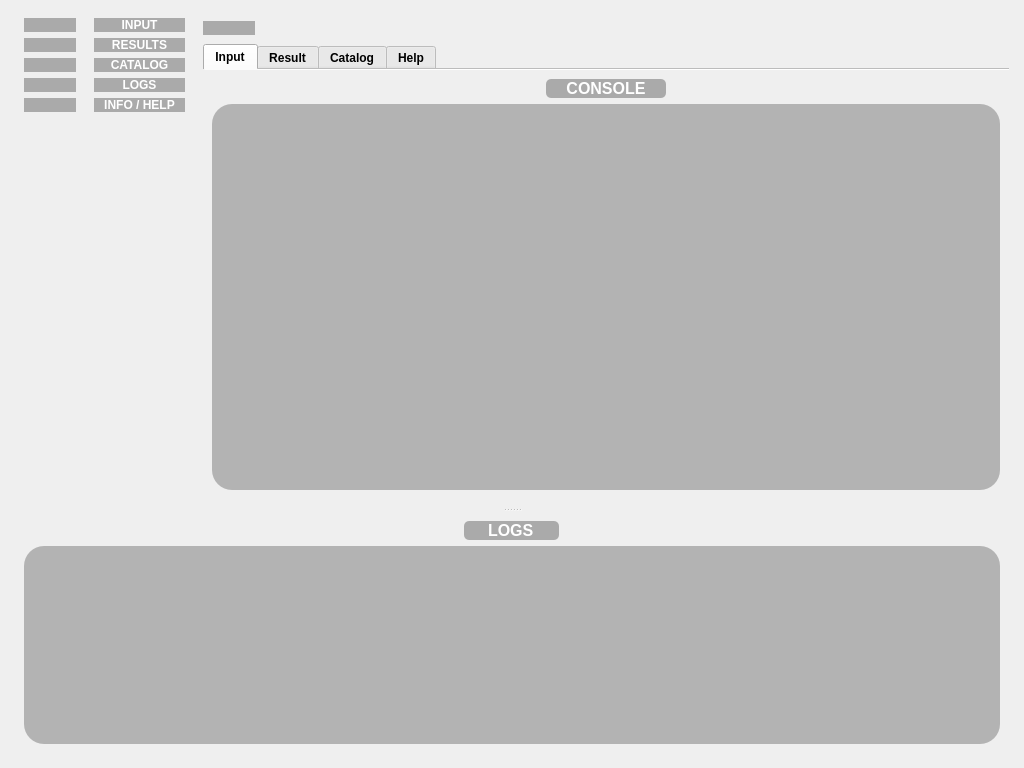
MrHerrington/Short-Circuit-Calculation, file ShortCircuitCalc/gui/main_window.ui: the form before one commit.
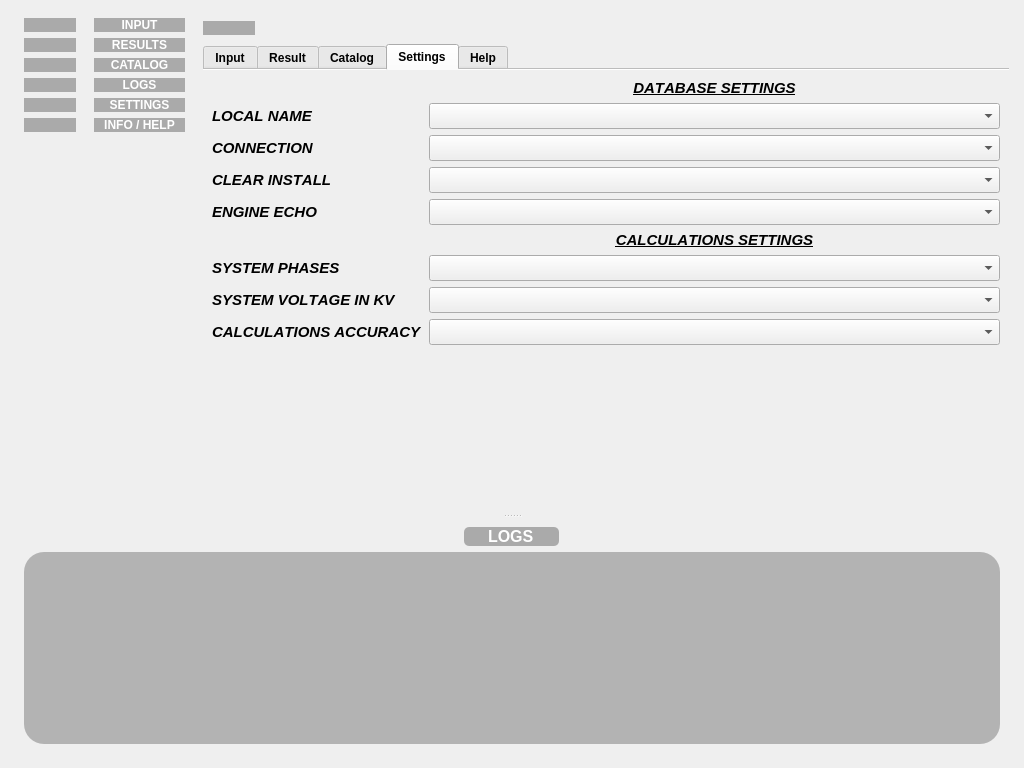
The form after the commit. The open tabs and pages were chosen to show the change. Icons and pictures are not drawn. Custom widgets are drawn as their Qt base class.

Commit message: Working on setting tab menu.

```diff
--- a/ShortCircuitCalc/gui/main_window.ui
+++ b/ShortCircuitCalc/gui/main_window.ui
@@ -101,7 +101,7 @@
         </property>
         <item>
          <widget class="QWidget" name="SidePanel" native="true">
-          <layout class="QVBoxLayout" name="verticalLayout_15">
+          <layout class="QVBoxLayout" name="verticalLayout">
            <item>
             <widget class="QPushButton" name="inputButton">
              <property name="sizePolicy">
@@ -317,6 +317,59 @@
              </property>
             </widget>
            </item>
+           <item>
+            <widget class="QPushButton" name="settingsButton">
+             <property name="sizePolicy">
+              <sizepolicy hsizetype="Minimum" vsizetype="Fixed">
+               <horstretch>0</horstretch>
+               <verstretch>0</verstretch>
+              </sizepolicy>
+             </property>
+             <property name="font">
+              <font>
+               <pointsize>9</pointsize>
+              </font>
+             </property>
+             <property name="styleSheet">
+              <string notr="true">QPushButton {
+background-color: rgba(153, 153, 153, 0.8);
+color: rgb(255, 255, 255);
+padding-left: 10px;
+padding-right: 10 px;
+border-radius: 10px;
+}
+
+QPushButton:hover {
+background-color: rgba(100, 100, 153);
+color: rgb(255, 255, 255);
+padding-left: 10px;
+padding-right: 10 px;
+border-radius: 10px;
+}
+
+QPushButton:pressed {
+background-color: rgba(153, 153, 153);
+color: rgb(255, 255, 255);
+padding-left: 10px;
+padding-right: 10 px;
+border-radius: 10px;
+}</string>
+             </property>
+             <property name="text">
+              <string/>
+             </property>
+             <property name="icon">
+              <iconset resource="resources.qrc">
+               <normaloff>:/icons/resources/icons/settings.svg</normaloff>:/icons/resources/icons/settings.svg</iconset>
+             </property>
+             <property name="iconSize">
+              <size>
+               <width>24</width>
+               <height>24</height>
+              </size>
+             </property>
+            </widget>
+           </item>
            <item>
             <widget class="QPushButton" name="infoButton">
              <property name="sizePolicy">
@@ -388,7 +441,7 @@
         </item>
         <item>
          <widget class="QWidget" name="SidePanelExt" native="true">
-          <layout class="QVBoxLayout" name="verticalLayout_14">
+          <layout class="QVBoxLayout" name="verticalLayout_2">
            <item>
             <widget class="QPushButton" name="inputButtonExt">
              <property name="sizePolicy">
@@ -612,6 +665,61 @@
              </property>
             </widget>
            </item>
+           <item>
+            <widget class="QPushButton" name="settingsButtonExt">
+             <property name="sizePolicy">
+              <sizepolicy hsizetype="Minimum" vsizetype="Fixed">
+               <horstretch>0</horstretch>
+               <verstretch>0</verstretch>
+              </sizepolicy>
+             </property>
+             <property name="font">
+              <font>
+               <pointsize>9</pointsize>
+               <weight>75</weight>
+               <bold>true</bold>
+              </font>
+             </property>
+             <property name="styleSheet">
+              <string notr="true">QPushButton {
+background-color: rgba(153, 153, 153, 0.8);
+color: rgb(255, 255, 255);
+padding-left: 10px;
+padding-right: 10 px;
+border-radius: 10px;
+}
+
+QPushButton:hover {
+background-color: rgba(100, 100, 153);
+color: rgb(255, 255, 255);
+padding-left: 10px;
+padding-right: 10 px;
+border-radius: 10px;
+}
+
+QPushButton:pressed {
+background-color: rgba(153, 153, 153);
+color: rgb(255, 255, 255);
+padding-left: 10px;
+padding-right: 10 px;
+border-radius: 10px;
+}</string>
+             </property>
+             <property name="text">
+              <string>SETTINGS</string>
+             </property>
+             <property name="icon">
+              <iconset resource="resources.qrc">
+               <normaloff>:/icons/resources/icons/settings.svg</normaloff>:/icons/resources/icons/settings.svg</iconset>
+             </property>
+             <property name="iconSize">
+              <size>
+               <width>24</width>
+               <height>24</height>
+              </size>
+             </property>
+            </widget>
+           </item>
            <item>
             <widget class="QPushButton" name="infoButtonExt">
              <property name="sizePolicy">
@@ -929,6 +1037,292 @@
                </item>
               </layout>
              </widget>
+             <widget class="QWidget" name="settingsTab">
+              <attribute name="title">
+               <string>Settings</string>
+              </attribute>
+              <layout class="QFormLayout" name="formLayout">
+               <item row="0" column="1">
+                <widget class="QLabel" name="settingsTitle">
+                 <property name="font">
+                  <font>
+                   <pointsize>11</pointsize>
+                   <weight>75</weight>
+                   <italic>true</italic>
+                   <bold>true</bold>
+                   <underline>true</underline>
+                   <strikeout>false</strikeout>
+                   <kerning>false</kerning>
+                  </font>
+                 </property>
+                 <property name="text">
+                  <string>DATABASE SETTINGS</string>
+                 </property>
+                 <property name="alignment">
+                  <set>Qt::AlignCenter</set>
+                 </property>
+                </widget>
+               </item>
+               <item row="1" column="0">
+                <widget class="QLabel" name="settingsLabel">
+                 <property name="font">
+                  <font>
+                   <pointsize>11</pointsize>
+                   <weight>75</weight>
+                   <italic>true</italic>
+                   <bold>true</bold>
+                   <underline>false</underline>
+                   <strikeout>false</strikeout>
+                   <kerning>false</kerning>
+                  </font>
+                 </property>
+                 <property name="text">
+                  <string>LOCAL NAME</string>
+                 </property>
+                 <property name="alignment">
+                  <set>Qt::AlignLeading|Qt::AlignLeft|Qt::AlignVCenter</set>
+                 </property>
+                </widget>
+               </item>
+               <item row="1" column="1">
+                <widget class="QComboBox" name="settingsBox">
+                 <property name="font">
+                  <font>
+                   <pointsize>11</pointsize>
+                   <weight>75</weight>
+                   <italic>true</italic>
+                   <bold>true</bold>
+                   <underline>false</underline>
+                   <strikeout>false</strikeout>
+                   <kerning>false</kerning>
+                  </font>
+                 </property>
+                 <property name="editable">
+                  <bool>false</bool>
+                 </property>
+                </widget>
+               </item>
+               <item row="2" column="0">
+                <widget class="QLabel" name="settingsLabel2">
+                 <property name="font">
+                  <font>
+                   <pointsize>11</pointsize>
+                   <weight>75</weight>
+                   <italic>true</italic>
+                   <bold>true</bold>
+                   <underline>false</underline>
+                   <strikeout>false</strikeout>
+                   <kerning>false</kerning>
+                  </font>
+                 </property>
+                 <property name="text">
+                  <string>CONNECTION</string>
+                 </property>
+                </widget>
+               </item>
+               <item row="2" column="1">
+                <widget class="QComboBox" name="settingsBox2">
+                 <property name="font">
+                  <font>
+                   <pointsize>11</pointsize>
+                   <weight>75</weight>
+                   <italic>true</italic>
+                   <bold>true</bold>
+                   <underline>false</underline>
+                   <strikeout>false</strikeout>
+                   <kerning>false</kerning>
+                  </font>
+                 </property>
+                </widget>
+               </item>
+               <item row="3" column="0">
+                <widget class="QLabel" name="settingsLabel3">
+                 <property name="font">
+                  <font>
+                   <pointsize>11</pointsize>
+                   <weight>75</weight>
+                   <italic>true</italic>
+                   <bold>true</bold>
+                   <underline>false</underline>
+                   <strikeout>false</strikeout>
+                   <kerning>false</kerning>
+                  </font>
+                 </property>
+                 <property name="text">
+                  <string>CLEAR INSTALL</string>
+                 </property>
+                </widget>
+               </item>
+               <item row="3" column="1">
+                <widget class="QComboBox" name="settingsBox3">
+                 <property name="font">
+                  <font>
+                   <pointsize>11</pointsize>
+                   <weight>75</weight>
+                   <italic>true</italic>
+                   <bold>true</bold>
+                   <underline>false</underline>
+                   <strikeout>false</strikeout>
+                   <kerning>false</kerning>
+                  </font>
+                 </property>
+                </widget>
+               </item>
+               <item row="4" column="0">
+                <widget class="QLabel" name="settingsLabel4">
+                 <property name="font">
+                  <font>
+                   <pointsize>11</pointsize>
+                   <weight>75</weight>
+                   <italic>true</italic>
+                   <bold>true</bold>
+                   <underline>false</underline>
+                   <strikeout>false</strikeout>
+                   <kerning>false</kerning>
+                  </font>
+                 </property>
+                 <property name="text">
+                  <string>ENGINE ECHO</string>
+                 </property>
+                </widget>
+               </item>
+               <item row="4" column="1">
+                <widget class="QComboBox" name="settingsBox4">
+                 <property name="font">
+                  <font>
+                   <pointsize>11</pointsize>
+                   <weight>75</weight>
+                   <italic>true</italic>
+                   <bold>true</bold>
+                   <underline>false</underline>
+                   <strikeout>false</strikeout>
+                   <kerning>false</kerning>
+                  </font>
+                 </property>
+                </widget>
+               </item>
+               <item row="5" column="1">
+                <widget class="QLabel" name="settingsTitle2">
+                 <property name="font">
+                  <font>
+                   <pointsize>11</pointsize>
+                   <weight>75</weight>
+                   <italic>true</italic>
+                   <bold>true</bold>
+                   <underline>true</underline>
+                   <strikeout>false</strikeout>
+                   <kerning>false</kerning>
+                  </font>
+                 </property>
+                 <property name="text">
+                  <string>CALCULATIONS SETTINGS</string>
+                 </property>
+                 <property name="alignment">
+                  <set>Qt::AlignCenter</set>
+                 </property>
+                </widget>
+               </item>
+               <item row="6" column="0">
+                <widget class="QLabel" name="settingsLabel5">
+                 <property name="font">
+                  <font>
+                   <pointsize>11</pointsize>
+                   <weight>75</weight>
+                   <italic>true</italic>
+                   <bold>true</bold>
+                   <underline>false</underline>
+                   <strikeout>false</strikeout>
+                   <kerning>false</kerning>
+                  </font>
+                 </property>
+                 <property name="text">
+                  <string>SYSTEM PHASES</string>
+                 </property>
+                </widget>
+               </item>
+               <item row="6" column="1">
+                <widget class="QComboBox" name="settingsBox5">
+                 <property name="font">
+                  <font>
+                   <pointsize>11</pointsize>
+                   <weight>75</weight>
+                   <italic>true</italic>
+                   <bold>true</bold>
+                   <underline>false</underline>
+                   <strikeout>false</strikeout>
+                   <kerning>false</kerning>
+                  </font>
+                 </property>
+                </widget>
+               </item>
+               <item row="7" column="0">
+                <widget class="QLabel" name="settingsLabel6">
+                 <property name="font">
+                  <font>
+                   <pointsize>11</pointsize>
+                   <weight>75</weight>
+                   <italic>true</italic>
+                   <bold>true</bold>
+                   <underline>false</underline>
+                   <strikeout>false</strikeout>
+                   <kerning>false</kerning>
+                  </font>
+                 </property>
+                 <property name="text">
+                  <string>SYSTEM VOLTAGE IN KV</string>
+                 </property>
+                </widget>
+               </item>
+               <item row="7" column="1">
+                <widget class="QComboBox" name="settingsBox6">
+                 <property name="font">
+                  <font>
+                   <pointsize>11</pointsize>
+                   <weight>75</weight>
+                   <italic>true</italic>
+                   <bold>true</bold>
+                   <underline>false</underline>
+                   <strikeout>false</strikeout>
+                   <kerning>false</kerning>
+                  </font>
+                 </property>
+                </widget>
+               </item>
+               <item row="8" column="0">
+                <widget class="QLabel" name="settingsLabel7">
+                 <property name="font">
+                  <font>
+                   <pointsize>11</pointsize>
+                   <weight>75</weight>
+                   <italic>true</italic>
+                   <bold>true</bold>
+                   <underline>false</underline>
+                   <strikeout>false</strikeout>
+                   <kerning>false</kerning>
+                  </font>
+                 </property>
+                 <property name="text">
+                  <string>CALCULATIONS ACCURACY</string>
+                 </property>
+                </widget>
+               </item>
+               <item row="8" column="1">
+                <widget class="QComboBox" name="settingsBox7">
+                 <property name="font">
+                  <font>
+                   <pointsize>11</pointsize>
+                   <weight>75</weight>
+                   <italic>true</italic>
+                   <bold>true</bold>
+                   <underline>false</underline>
+                   <strikeout>false</strikeout>
+                   <kerning>false</kerning>
+                  </font>
+                 </property>
+                </widget>
+               </item>
+              </layout>
+             </widget>
              <widget class="QWidget" name="helpTab">
               <attribute name="title">
                <string>Help</string>
```
Left out of the diff: 16 changed lines with no effect on the pictures. The commit also changes 8 other files.
